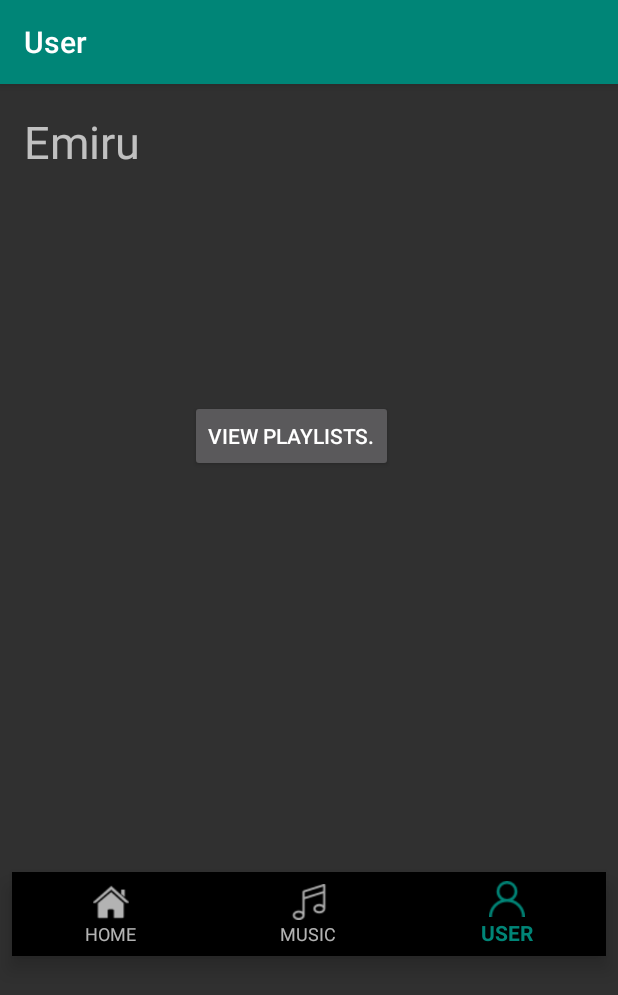
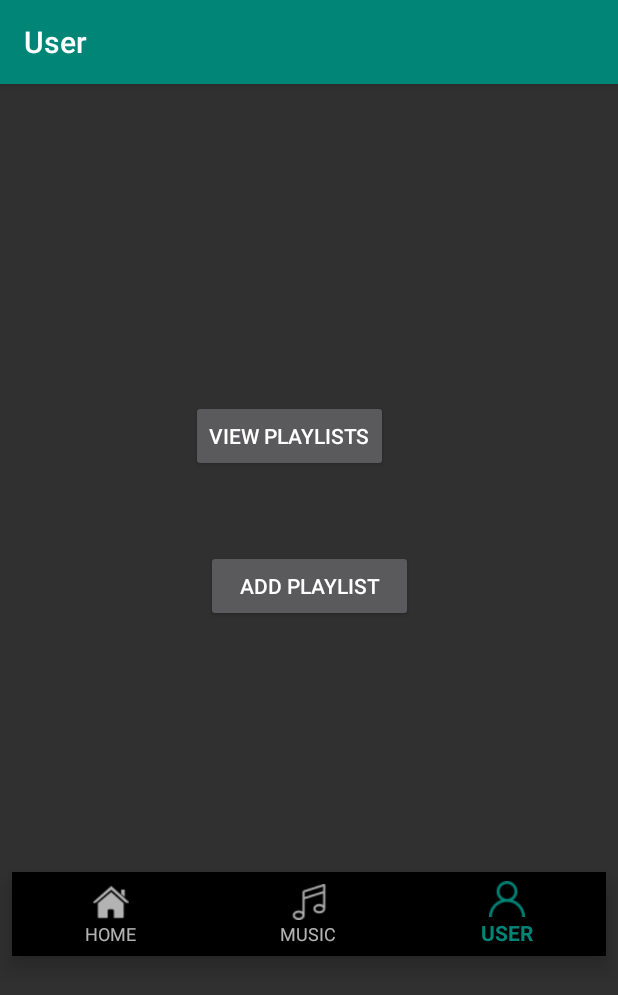
Before and after one commit to Bowdown4488/Alarm-App, an Android app: the MainActivity screen opened directly, with no data from a screen before it, item 3 of the bottom bar chosen, on a phone screen of 412 x 824 dp. Shown: the top 995 px of the screen. Run offline under Robolectric (Android 15) with nearby library versions, the phone set to English and light mode, and no system bars; our stand-ins replace Firebase (no records; nobody signed in at launch, a user with empty details on screens opened directly).

Commit message:
Adding playlist xml

```diff
--- a/app/src/main/java/com/example/paolo/mobapdemp/MainActivity.java
+++ b/app/src/main/java/com/example/paolo/mobapdemp/MainActivity.java
@@ -101,7 +101,8 @@ public class MainActivity extends AppCompatActivity {
 
                         UserFragment userFragment = new UserFragment();                       //put data to show here
                         Bundle userBundle = new Bundle();
-                        userBundle.putString("USERNAME", "Emiru");
+                        userBundle.putString("USERNAME", email);
+                        userFragment.setList(songList);
 
                         userFragment.setArguments(userBundle);
                         loadFragment(userFragment);
@@ -157,4 +158,6 @@ public class MainActivity extends AppCompatActivity {
         transaction.commit();
     }
 
+
+
 }
--- a/app/src/main/java/com/example/paolo/mobapdemp/UserFragment.java
+++ b/app/src/main/java/com/example/paolo/mobapdemp/UserFragment.java
@@ -10,9 +10,14 @@ import android.view.ViewGroup;
 import android.widget.Button;
 import android.widget.TextView;
 
+import java.util.List;
+
 public class UserFragment extends Fragment {
     private TextView  username;
     private Button Playlistbtn;
+    private Button Addlistbtn;
+    List<Song> songList;
+
     @Override
     public View onCreateView(LayoutInflater inflater, ViewGroup container,
                              Bundle savedInstanceState) {
@@ -25,9 +30,8 @@ public class UserFragment extends Fragment {
         username = view.findViewById(R.id.userName);
 //        number = view.findViewById(R.id.contact_number);
         Playlistbtn= view.findViewById(R.id.viewPlaybtn);
-        //(4) The arguments sent in the activity can be extracted here. It is checked if it is
-        //    null initially as the first element is manually added and does not send any
-        //    arguments on the initialization of the Fragment.
+        Addlistbtn = view.findViewById(R.id.addPlaybtn);
+
         Playlistbtn.setOnClickListener(new View.OnClickListener() {
             @Override
             public void onClick(View v) {
@@ -41,6 +45,27 @@ public class UserFragment extends Fragment {
                 loadFragment(UPFragment, UserFragment.this);
             }
         });
+
+        Addlistbtn.setOnClickListener(new View.OnClickListener() {
+            @Override
+            public void onClick(View v) {
+
+                MusicFragment musicFragment = new MusicFragment();                       //put data to show here
+                Bundle musicBundle = new Bundle();
+
+                for(int i = 0;i < songList.size();i++){
+                    musicBundle.putString("TITLE" + i, putTitle(i));
+                    musicBundle.putString("REF" + i, putReference(i));
+                }
+                musicBundle.putInt("SIZE",songList.size());
+
+                musicFragment.setSongList(songList);
+                musicFragment.setArguments(musicBundle);
+                loadFragment(musicFragment, UserFragment.this);
+                Log.d("start","Playlist start");
+            }
+        });
+
         Bundle savedAgrs = getArguments();
         if(savedAgrs!=null){
 
@@ -58,4 +83,20 @@ public class UserFragment extends Fragment {
         transaction.addToBackStack(null);
         transaction.commit();
     }
+
+    public String putTitle(int i){
+        String title;
+        title = songList.get(i).getsong();
+        return title;
+    }
+
+    public String putReference(int i){
+        String ref;
+        ref = songList.get(i).getReference();
+        return ref;
+    }
+
+    public void setList (List<Song> list){
+        songList = list;
+    }
 }
--- a/app/src/main/java/com/example/paolo/mobapdemp/UserPlaylistFragment.java
+++ b/app/src/main/java/com/example/paolo/mobapdemp/UserPlaylistFragment.java
@@ -32,17 +32,11 @@ public class UserPlaylistFragment extends Fragment {
         adapter = new PlaylistAdapter();
         UPRecycler.setAdapter(adapter);
 
-
-
-
         Bundle savedArgs = getArguments();                  //loads data passed from main activity
         if(savedArgs!=null){
             adapter.addItem(savedArgs.getString("NAME"), savedArgs.getString("CREATOR"),savedArgs.getInt("SONG"));
 
         }
-        /*
-        Log.d("--- a10_fragments","HomeFragment onViewCreated");
-        */
 
     }
 
--- a/app/src/main/res/layout/activity_home.xml
+++ b/app/src/main/res/layout/activity_home.xml
@@ -35,7 +35,7 @@
         app:layout_constraintEnd_toEndOf="parent"
         app:layout_constraintStart_toStartOf="parent"
         app:layout_constraintTop_toBottomOf="@+id/saveTag"
-        app:layout_constraintVertical_bias="0.058" />
+        app:layout_constraintVertical_bias="0.002" />
 
     <EditText
         android:id="@+id/saveTag"
@@ -137,10 +137,10 @@
         android:layout_width="368dp"
         android:layout_height="302dp"
         android:layout_marginStart="8dp"
-        android:layout_marginTop="32dp"
+        android:layout_marginTop="28dp"
         android:layout_marginEnd="8dp"
         app:layout_constraintEnd_toEndOf="parent"
-        app:layout_constraintHorizontal_bias="0.0"
+        app:layout_constraintHorizontal_bias="1.0"
         app:layout_constraintStart_toStartOf="parent"
         app:layout_constraintTop_toBottomOf="@+id/addBtn" />
 </android.support.constraint.ConstraintLayout>
--- a/app/src/main/res/layout/fragment_user.xml
+++ b/app/src/main/res/layout/fragment_user.xml
@@ -24,9 +24,21 @@
         android:layout_marginStart="112dp"
         android:layout_marginTop="152dp"
         android:layout_marginEnd="8dp"
-        android:text="VIEW PLAYLISTS."
+        android:text="VIEW PLAYLISTS"
         app:layout_constraintEnd_toEndOf="parent"
         app:layout_constraintHorizontal_bias="0.094"
         app:layout_constraintStart_toStartOf="parent"
         app:layout_constraintTop_toBottomOf="@+id/userName" />
+
+    <Button
+        android:id="@+id/addPlaybtn"
+        android:layout_width="138dp"
+        android:layout_height="wrap_content"
+        android:layout_marginStart="8dp"
+        android:layout_marginTop="52dp"
+        android:layout_marginEnd="8dp"
+        android:text="ADD PLAYLIST"
+        app:layout_constraintEnd_toEndOf="parent"
+        app:layout_constraintStart_toStartOf="parent"
+        app:layout_constraintTop_toBottomOf="@+id/viewPlaybtn" />
 </android.support.constraint.ConstraintLayout>
```
Also changed, not shown: app/src/main/java/com/example/paolo/mobapdemp/MusicHolder.java (+5 -5 lines), app/src/main/res/layout/fragment_add.xml (added, +61 -0 lines).
